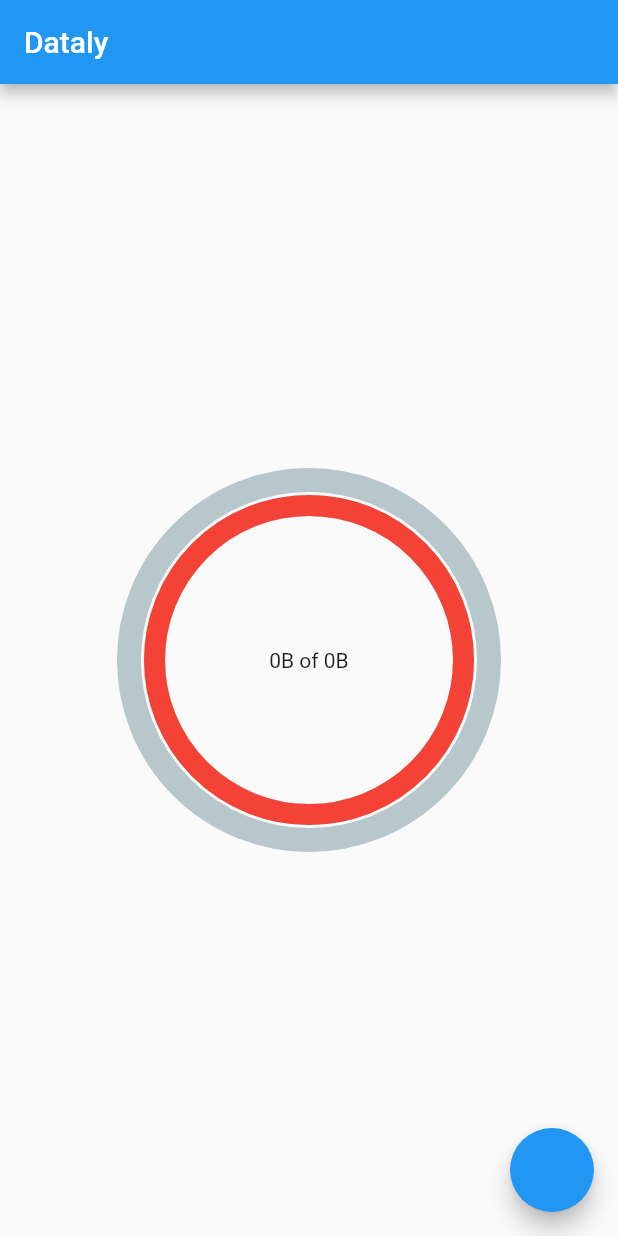
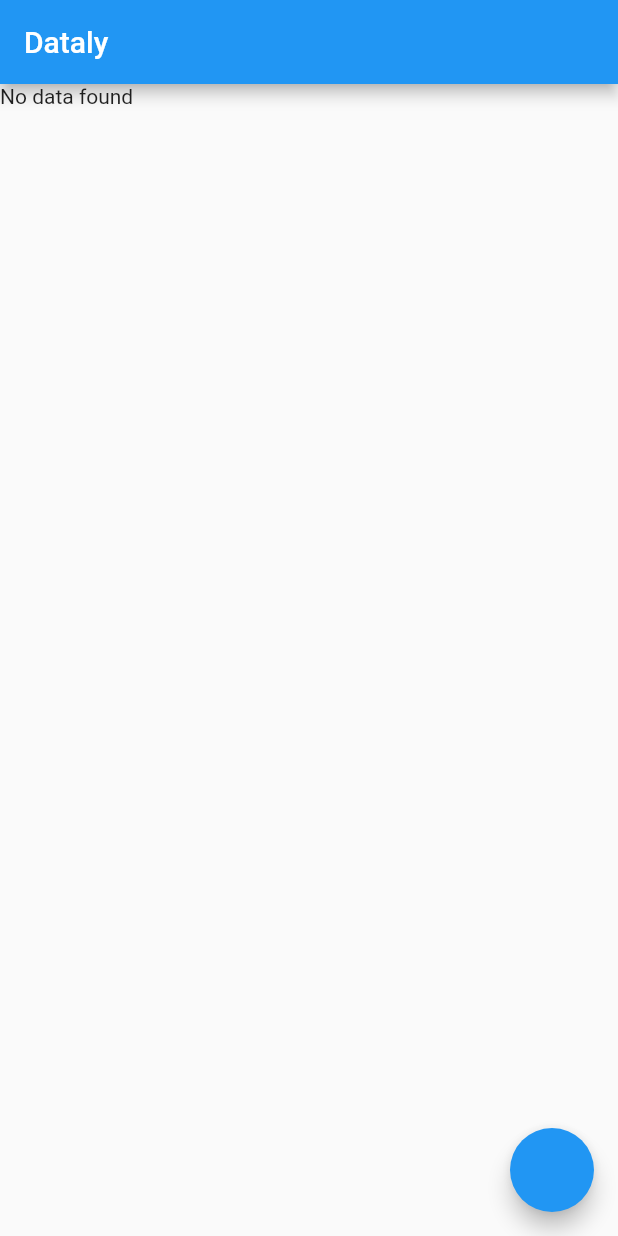
Before and after one commit to rodrigoaddor/dataly, a Flutter app: the screen it shows after launch, on a phone screen of 412 x 824 dp. Run offline on Flutter 3.47's test engine with Material 2 defaults, Android fonts, the phone set to English and light mode, and no system bars; drawn by our look-alikes of percent_indicator; our stand-ins replace shared_preferences; missing offline and left inert: sms_maintained.

Commit message:
Fix crash when no DataUsage has been generated

```diff
--- a/lib/data/data_usage.dart
+++ b/lib/data/data_usage.dart
@@ -48,13 +48,19 @@ class DataUsage with ChangeNotifier {
   DataUsage({DataAmount usage, DataAmount limit, DateTime reset})
       : _usage = usage,
         _limit = limit,
-        _reset = reset;
+        _reset = reset {
+    SharedPreferences.getInstance().then((prefs) {
+      save('usage', _usage.bytes);
+      save('limit', _limit.bytes);
+      save('reset', _reset.millisecondsSinceEpoch);
+    });
+  }
 
   factory DataUsage.fromGenerics(int usage, int limit, int reset) {
     return DataUsage(
-      usage: DataAmount.fromBytes(usage ?? 0),
-      limit: DataAmount.fromBytes(limit ?? 0),
-      reset: reset != null ? DateTime.fromMillisecondsSinceEpoch(reset) : DateTime.now(),
+      usage: usage != null ? DataAmount.fromBytes(usage) : null,
+      limit: limit != null ? DataAmount.fromBytes(limit) : null,
+      reset: reset != null ? DateTime.fromMillisecondsSinceEpoch(reset) : null,
     );
   }
 
@@ -65,6 +71,8 @@ class DataUsage with ChangeNotifier {
       prefs.getInt('reset'),
     );
   }
+
+  bool get hasData => usage != null && limit != null && reset != null;
 
   DataAmount get usage => _usage;
   set usage(DataAmount newUsage) {
@@ -95,7 +103,7 @@ class DataUsage with ChangeNotifier {
     print(DateTime.now().millisecondsSinceEpoch - this.start.millisecondsSinceEpoch);
 
     return (DateTime.now().millisecondsSinceEpoch - this.start.millisecondsSinceEpoch) /
-      (this.reset.millisecondsSinceEpoch - this.start.millisecondsSinceEpoch);
+        (this.reset.millisecondsSinceEpoch - this.start.millisecondsSinceEpoch);
   }
 
   void save(String key, num value) async {
--- a/lib/page/home.dart
+++ b/lib/page/home.dart
@@ -32,10 +32,6 @@ class HomePageState extends State<HomePage> {
   Widget build(BuildContext context) {
     final dataUsage = Provider.of<DataUsage>(context);
 
-    print(dataUsage.reset.toIso8601String());
-    print(dataUsage.start.toIso8601String());
-    print(DateTime.now().toIso8601String());
-
     return Scaffold(
       appBar: AppBar(
         title: const Text('Dataly'),
@@ -55,7 +51,9 @@ class HomePageState extends State<HomePage> {
           onPressed: this.sendRequest,
         ),
       ),
-      body: Stack(
+      body: !dataUsage.hasData
+          ? Text('No data found')
+          : Stack(
               alignment: Alignment.center,
               fit: StackFit.expand,
               children: [
--- a/pubspec.yaml
+++ b/pubspec.yaml
@@ -1,6 +1,6 @@
 name: dataly
-description: A new Flutter project.
-version: 1.0.0+1
+description: Helping you manage your data usage in relation with your mobile plan reset date.
+version: 1.0.1+2
 
 environment:
   sdk: ">=2.1.0 <3.0.0"
```
Lines whose indentation alone changed are shown as unchanged.
